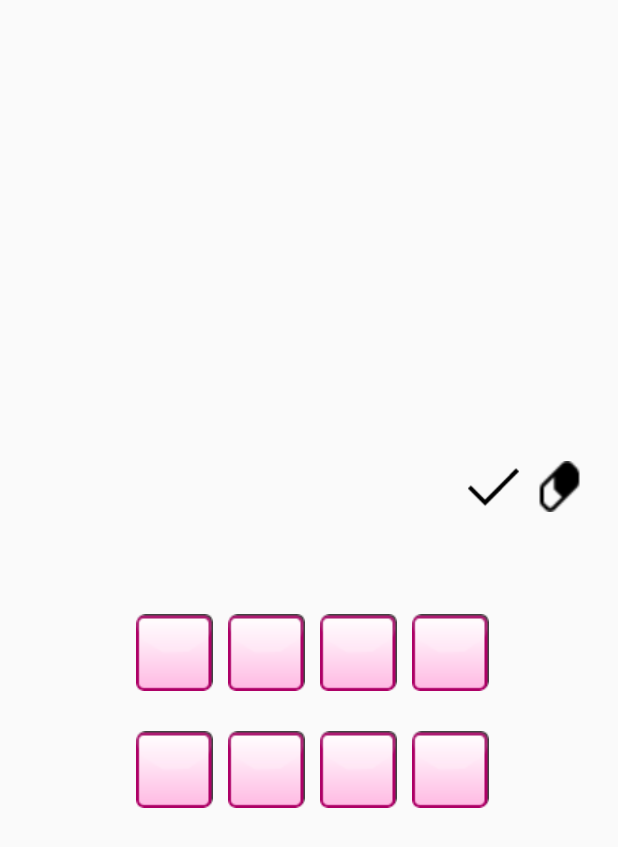
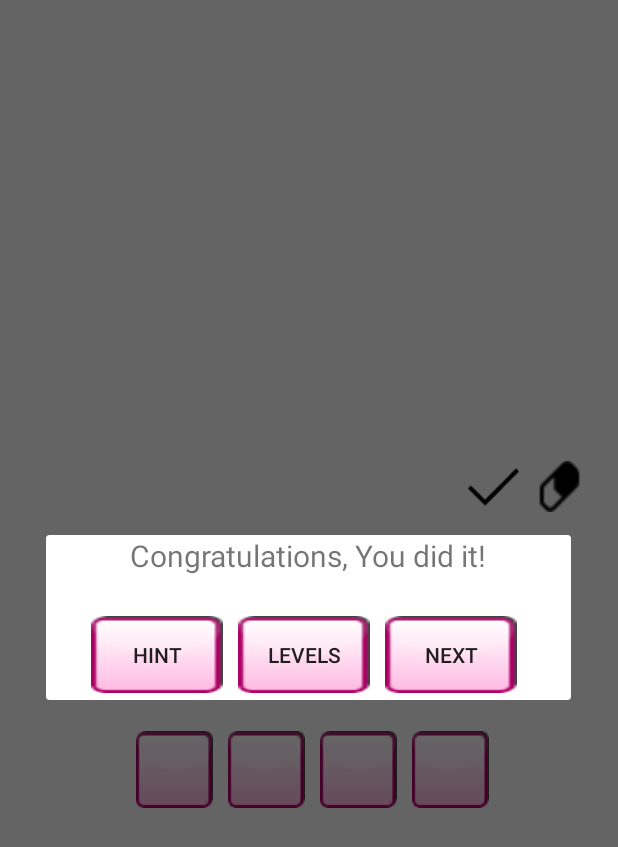
Before and after one commit to mbrya002/Context, an Android app: the Level screen opened directly, with no data from a screen before it, after a tap on an icon or button, on a phone screen of 412 x 824 dp. Shown: the top 847 px of the screen. Run offline under Robolectric (Android 15) with nearby library versions, the phone set to English and light mode, and no system bars; our stand-ins replace Firebase (no records; nobody signed in at launch, a user with empty details on screens opened directly); libraries missing offline, so code that uses them is left out: com.firebase.ui; pictures from the network do not load; 4 statements that could not run were skipped.

Commit message:
added level select and dialog boxes

```diff
--- a/app/src/main/java/apps/matts/contextlearning/Level.java
+++ b/app/src/main/java/apps/matts/contextlearning/Level.java
@@ -9,33 +9,26 @@ import android.view.ViewGroup;
 import android.widget.Button;
 import android.widget.ImageView;
 import android.widget.TextView;
-import android.widget.Toast;
-
 
 import com.bumptech.glide.Glide;
 import com.firebase.ui.storage.images.FirebaseImageLoader;
 import com.google.firebase.database.DataSnapshot;
-
 import com.google.firebase.database.DatabaseError;
 import com.google.firebase.database.DatabaseReference;
 import com.google.firebase.database.FirebaseDatabase;
 import com.google.firebase.database.ValueEventListener;
 import com.google.firebase.storage.FirebaseStorage;
-
-
-
-
 import com.google.firebase.storage.StorageReference;
 
-
-
 import java.util.ArrayList;
-import java.util.Random;
 import java.util.Stack;
 
-public class Level extends AppCompatActivity {
+public class Level extends AppCompatActivity implements MyAlertDialogFragment2.QuestionInterface {
 
     gameLevel gm;
+    int rq;
+    static String hint;
+    static String msgString;
     private DatabaseReference database;
     private FirebaseStorage storage;
     Stack<Button> disabledButtons;
@@ -53,6 +46,7 @@ public class Level extends AppCompatActivity {
     protected void onCreate(Bundle savedInstanceState) {
         super.onCreate(savedInstanceState);
         setContentView(R.layout.activity_level);
+        rq = -1;
         database = FirebaseDatabase.getInstance().getReference();
         storage = FirebaseStorage.getInstance();
         //Random r = new Random();
@@ -61,7 +55,7 @@ public class Level extends AppCompatActivity {
         qnumref = database.child("Count");
 
         qinforef = database.child("Questions");
-
+        rq = getIntent().getIntExtra("stage", 1) - 1;
         img = (ImageView)findViewById(R.id.Pic) ;
         disabledButtons = new Stack<Button>();
         gm = new gameLevel();
@@ -94,9 +88,6 @@ public class Level extends AppCompatActivity {
     }
 
     public void showQuestion() {
-        Random r = new Random();
-
-        int rq = r.nextInt(questions.size() - 1) + 1;
         StorageReference storageRef = storage.getReferenceFromUrl("gs://context-bcf1e.appspot.com/").child("Pics/" + questions.get(rq).getWord() + ".png");
 
         Glide.with(this /* context */)
@@ -105,22 +96,31 @@ public class Level extends AppCompatActivity {
                 .into(img);
 
         gm.setLevel(questions.get(rq).getWord().toUpperCase());
+        hint = questions.get(rq).getHint();
         enableAllButton();
         updateScreen();
     }
 
+    public void nextquestion ()
+    {
+        rq++;
+        showQuestion();
+    }
+
     public void checkClick(View view)
     {
+
         if(gm.makeGuess())
         {
-            Toast.makeText(this, "Congratulations, You did it!",
-                    Toast.LENGTH_LONG).show();
-            showQuestion();
+            msgString = "Congratulations, You did it!";
+            MyAlertDialogFragment2 dialog = new MyAlertDialogFragment2();
+            dialog.show(getSupportFragmentManager(), "stuff");
+
         }
         else
         {
-            Toast.makeText(this, "Sorry, try agian",
-                    Toast.LENGTH_LONG).show();
+            msgString = "Sorry, try again";
+            new MyAlertDialogFragment2().show(getSupportFragmentManager(), "stuff");
         }
     }
 
@@ -197,4 +197,8 @@ public class Level extends AppCompatActivity {
 
     }
 
+    @Override public void loadNextQuestion() {
+        nextquestion();
+    }
+
 }
--- /dev/null
+++ b/app/src/main/java/apps/matts/contextlearning/MyAlertDialogFragment2.java
@@ -0,0 +1,78 @@
+package apps.matts.contextlearning;
+
+import android.content.Context;
+import android.content.Intent;
+import android.os.Bundle;
+import android.support.annotation.Nullable;
+import android.support.v4.app.DialogFragment;
+import android.view.LayoutInflater;
+import android.view.View;
+import android.view.ViewGroup;
+import android.widget.Button;
+import android.widget.TextView;
+import android.widget.Toast;
+
+import static apps.matts.contextlearning.Level.hint;
+import static apps.matts.contextlearning.Level.msgString;
+
+public class MyAlertDialogFragment2 extends DialogFragment {
+
+        public interface QuestionInterface {
+            void loadNextQuestion();
+        }
+
+        QuestionInterface callback;
+        TextView msg;
+        Button hintBtn;
+        Button levelsbtn;
+        Button nextbtn;
+
+        @Override
+        public void onAttach(Context context) {
+            super.onAttach(context);
+            callback = (QuestionInterface) context;
+        }
+
+        @Override
+        public View onCreateView(LayoutInflater inflater, @Nullable ViewGroup container, @Nullable Bundle savedInstanceState) {
+            View v = inflater.inflate(R.layout.feed_back_dialog, container, false);
+
+            msg = (TextView) v.findViewById(R.id.message);
+            hintBtn = (Button) v.findViewById(R.id.hint);
+            levelsbtn = (Button) v.findViewById(R.id.Levels);
+            nextbtn = (Button) v.findViewById(R.id.Next);
+            msg.setText(msgString);
+            return v;
+        }
+
+
+        @Override
+        public void onStart() {
+            super.onStart();
+            hintBtn.setOnClickListener(new View.OnClickListener() {
+                @Override
+                public void onClick(View view) {
+                    Toast.makeText(getActivity(), hint,
+                            Toast.LENGTH_LONG).show();
+                    dismiss();
+                }
+            });
+            levelsbtn.setOnClickListener(new View.OnClickListener() {
+                @Override
+                public void onClick(View view) {
+                    Intent intent = new Intent(getActivity(), StageSelect.class);
+                    intent.putExtra("Difficulty", 0);
+                    startActivity(intent);
+                    dismiss();
+                }
+            });
+            nextbtn.setOnClickListener(new View.OnClickListener() {
+                @Override
+                public void onClick(View view) {
+                    callback.loadNextQuestion();
+                    dismiss();
+                }
+            });
+
+        }
+    }
--- a/app/src/main/res/layout/activity_nav_drawer.xml
+++ b/app/src/main/res/layout/activity_nav_drawer.xml
@@ -20,6 +20,7 @@ tools:context="apps.matts.contextlearning.NavDrawerActivity">
         android:orientation="vertical"
         android:gravity="center"
         tools:context="apps.matts.contextlearning.NavDrawerActivity">
+
         <Button
             android:id="@+id/playButton"
             android:layout_width="match_parent"
@@ -27,7 +28,7 @@ tools:context="apps.matts.contextlearning.NavDrawerActivity">
             android:layout_alignParentTop="true"
             android:layout_centerHorizontal="true"
             android:layout_marginTop="148dp"
-        android:text="Play" />
+            android:text="Levels" />
 
     <Button
         android:id="@+id/settingsButton"
--- /dev/null
+++ b/app/src/main/res/layout/feed_back_dialog.xml
@@ -0,0 +1,68 @@
+<?xml version="1.0" encoding="utf-8"?>
+<LinearLayout xmlns:android="http://schemas.android.com/apk/res/android"
+    xmlns:tools="http://schemas.android.com/tools"
+    android:orientation="vertical" android:layout_width="match_parent"
+    android:layout_height="150dp">
+
+
+    <TextView
+        android:id="@+id/message"
+        android:layout_width="match_parent"
+        android:layout_height="50dp"
+        android:layout_weight="0"
+        android:text=""
+        android:textAlignment="center"
+        android:textSize="20sp"
+        tools:text="Select Level" />
+
+    <LinearLayout
+        android:id="@+id/layout_feedback_buttons"
+        android:layout_width="350dp"
+        android:layout_height="60dp"
+        android:layout_gravity="center_horizontal"
+        android:orientation="horizontal">
+
+        <Space
+            android:layout_width="30dp"
+            android:layout_height="match_parent"
+            android:layout_weight="0" />
+
+    <Button
+        android:id="@+id/hint"
+        android:layout_width="wrap_content"
+        android:layout_height="wrap_content"
+        android:layout_weight="0"
+        android:text="Hint"
+        android:layout_gravity="center_vertical"
+        android:background="@drawable/button"/>
+
+        <Space
+            android:layout_width="10dp"
+            android:layout_height="match_parent"
+            android:layout_weight="0" />
+
+    <Button
+        android:id="@+id/Levels"
+        android:layout_width="wrap_content"
+        android:layout_height="wrap_content"
+        android:layout_weight="0"
+        android:text="Levels"
+        android:layout_gravity="center_vertical"
+        android:background="@drawable/button"/>
+
+        <Space
+            android:layout_width="10dp"
+            android:layout_height="match_parent"
+            android:layout_weight="0" />
+
+    <Button
+        android:id="@+id/Next"
+        android:layout_width="wrap_content"
+        android:layout_height="wrap_content"
+        android:layout_weight="0"
+
+        android:text="Next"
+        android:layout_gravity="center_vertical"
+        android:background="@drawable/button"/>
+    </LinearLayout>
+</LinearLayout>
```
Also changed, not shown: app/src/main/AndroidManifest.xml (+10 -1 lines), app/src/main/java/apps/matts/contextlearning/NavDrawerActivity.java (+61 -2 lines), app/src/main/java/apps/matts/contextlearning/StageSelect.java (added, +51 -0 lines), app/src/main/res/layout/activity_stageselect.xml (added, +212 -0 lines), app/src/main/res/layout/dialog_level_select.xml (added, +40 -0 lines). Lines whose indentation alone changed are shown as unchanged.
